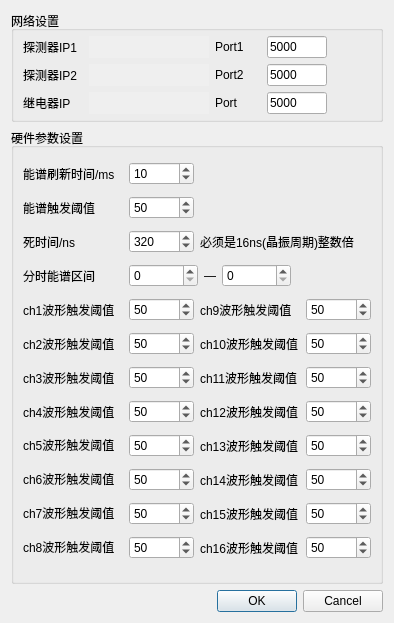
MrXiaomao/HardXrayCamera, file detectorsetting.ui: the form before one commit.
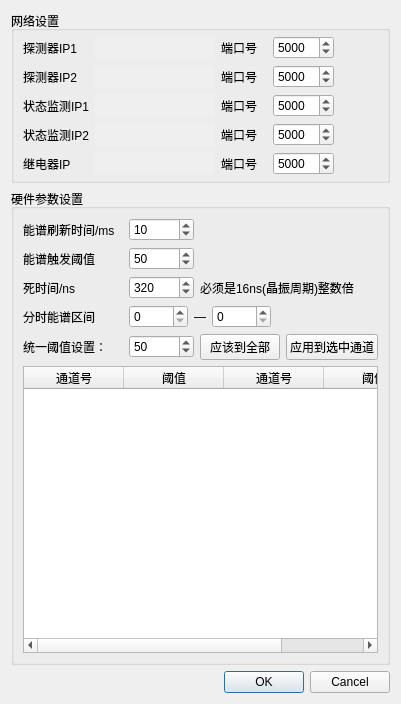
The form after the commit. Custom widgets are drawn as their Qt base class.

Commit message: （1）更换tcpclient； （2）对参数配置界面改为tablewidget实现阈值输入。

Patch:
```diff
--- a/detectorsetting.ui
+++ b/detectorsetting.ui
@@ -6,8 +6,8 @@
    <rect>
     <x>0</x>
     <y>0</y>
-    <width>386</width>
-    <height>623</height>
+    <width>391</width>
+    <height>704</height>
    </rect>
   </property>
   <property name="sizePolicy">
@@ -17,7 +17,7 @@
    </sizepolicy>
   </property>
   <property name="windowTitle">
-   <string>Dialog</string>
+   <string>参数设置</string>
   </property>
   <layout class="QVBoxLayout" name="verticalLayout">
    <item>
@@ -44,78 +44,101 @@
       <property name="bottomMargin">
        <number>5</number>
       </property>
-      <item row="1" column="4">
-       <widget class="QLineEdit" name="le_portDet1">
-        <property name="sizePolicy">
-         <sizepolicy hsizetype="Minimum" vsizetype="Fixed">
-          <horstretch>0</horstretch>
-          <verstretch>0</verstretch>
-         </sizepolicy>
-        </property>
+      <item row="4" column="1">
+       <widget class="IPAddress" name="widget_armIP2" native="true">
         <property name="minimumSize">
          <size>
-          <width>40</width>
+          <width>120</width>
           <height>0</height>
          </size>
         </property>
         <property name="maximumSize">
          <size>
-          <width>60</width>
+          <width>150</width>
           <height>16777215</height>
          </size>
         </property>
-        <property name="text">
-         <string>5000</string>
+        <property name="autoFillBackground">
+         <bool>true</bool>
         </property>
-        <property name="maxLength">
-         <number>5</number>
+       </widget>
+      </item>
+      <item row="2" column="4">
+       <widget class="QSpinBox" name="spinBox_portDet2">
+        <property name="maximum">
+         <number>65535</number>
         </property>
+        <property name="value">
+         <number>5000</number>
+        </property>
        </widget>
       </item>
-      <item row="2" column="2">
-       <widget class="QLabel" name="label_4">
-        <property name="sizePolicy">
-         <sizepolicy hsizetype="Fixed" vsizetype="Preferred">
-          <horstretch>0</horstretch>
-          <verstretch>0</verstretch>
-         </sizepolicy>
+      <item row="1" column="5">
+       <spacer name="horizontalSpacer">
+        <property name="orientation">
+         <enum>Qt::Horizontal</enum>
         </property>
-        <property name="minimumSize">
+        <property name="sizeHint" stdset="0">
          <size>
           <width>40</width>
-          <height>0</height>
+          <height>20</height>
          </size>
         </property>
+       </spacer>
+      </item>
+      <item row="5" column="5">
+       <spacer name="horizontalSpacer_3">
+        <property name="orientation">
+         <enum>Qt::Horizontal</enum>
+        </property>
+        <property name="sizeHint" stdset="0">
+         <size>
+          <width>40</width>
+          <height>20</height>
+         </size>
+        </property>
+       </spacer>
+      </item>
+      <item row="3" column="0">
+       <widget class="QLabel" name="label_29">
         <property name="text">
-         <string>Port2</string>
+         <string>状态监测IP1</string>
         </property>
        </widget>
       </item>
-      <item row="4" column="4">
-       <widget class="QLineEdit" name="le_portRelay">
-        <property name="sizePolicy">
-         <sizepolicy hsizetype="Minimum" vsizetype="Fixed">
-          <horstretch>0</horstretch>
-          <verstretch>0</verstretch>
-         </sizepolicy>
-        </property>
+      <item row="3" column="1">
+       <widget class="IPAddress" name="widget_armIP1" native="true">
         <property name="minimumSize">
          <size>
-          <width>40</width>
+          <width>120</width>
           <height>0</height>
          </size>
         </property>
         <property name="maximumSize">
          <size>
-          <width>60</width>
+          <width>150</width>
           <height>16777215</height>
          </size>
         </property>
+        <property name="autoFillBackground">
+         <bool>true</bool>
+        </property>
+       </widget>
+      </item>
+      <item row="3" column="2">
+       <widget class="QLabel" name="label_31">
         <property name="text">
-         <string>5000</string>
+         <string>端口号</string>
         </property>
-        <property name="maxLength">
-         <number>5</number>
+       </widget>
+      </item>
+      <item row="3" column="4">
+       <widget class="QSpinBox" name="spinBox_armPort1">
+        <property name="maximum">
+         <number>65535</number>
+        </property>
+        <property name="value">
+         <number>5000</number>
         </property>
        </widget>
       </item>
@@ -138,85 +161,17 @@
         </property>
        </widget>
       </item>
-      <item row="1" column="1">
-       <widget class="IPAddress" name="widget_detIP1" native="true">
-        <property name="sizePolicy">
-         <sizepolicy hsizetype="Expanding" vsizetype="Preferred">
-          <horstretch>0</horstretch>
-          <verstretch>0</verstretch>
-         </sizepolicy>
+      <item row="1" column="4">
+       <widget class="QSpinBox" name="spinBox_portDet1">
+        <property name="maximum">
+         <number>65535</number>
         </property>
-        <property name="minimumSize">
-         <size>
-          <width>120</width>
-          <height>0</height>
-         </size>
+        <property name="value">
+         <number>5000</number>
         </property>
-        <property name="maximumSize">
-         <size>
-          <width>150</width>
-          <height>16777215</height>
-         </size>
-        </property>
-        <property name="autoFillBackground">
-         <bool>true</bool>
-        </property>
-        <property name="styleSheet">
-         <string notr="true"/>
-        </property>
        </widget>
       </item>
-      <item row="2" column="4">
-       <widget class="QLineEdit" name="le_portDet2">
-        <property name="sizePolicy">
-         <sizepolicy hsizetype="Minimum" vsizetype="Fixed">
-          <horstretch>0</horstretch>
-          <verstretch>0</verstretch>
-         </sizepolicy>
-        </property>
-        <property name="minimumSize">
-         <size>
-          <width>40</width>
-          <height>0</height>
-         </size>
-        </property>
-        <property name="maximumSize">
-         <size>
-          <width>60</width>
-          <height>16777215</height>
-         </size>
-        </property>
-        <property name="text">
-         <string>5000</string>
-        </property>
-        <property name="maxLength">
-         <number>5</number>
-        </property>
-       </widget>
-      </item>
-      <item row="4" column="1">
-       <widget class="IPAddress" name="widget_relayIP" native="true">
-        <property name="minimumSize">
-         <size>
-          <width>120</width>
-          <height>0</height>
-         </size>
-        </property>
-        <property name="maximumSize">
-         <size>
-          <width>150</width>
-          <height>16777215</height>
-         </size>
-        </property>
-        <property name="autoFillBackground">
-         <bool>true</bool>
-        </property>
-        <property name="styleSheet">
-         <string notr="true"/>
-        </property>
-       </widget>
-      </item>
-      <item row="4" column="2">
+      <item row="5" column="2">
        <widget class="QLabel" name="label_6">
         <property name="sizePolicy">
          <sizepolicy hsizetype="Fixed" vsizetype="Preferred">
@@ -231,7 +186,7 @@
          </size>
         </property>
         <property name="text">
-         <string>Port</string>
+         <string>端口号</string>
         </property>
        </widget>
       </item>
@@ -257,6 +212,134 @@
         </property>
        </widget>
       </item>
+      <item row="2" column="5">
+       <spacer name="horizontalSpacer_2">
+        <property name="orientation">
+         <enum>Qt::Horizontal</enum>
+        </property>
+        <property name="sizeHint" stdset="0">
+         <size>
+          <width>40</width>
+          <height>20</height>
+         </size>
+        </property>
+       </spacer>
+      </item>
+      <item row="5" column="4">
+       <widget class="QSpinBox" name="spinBox_portRelay">
+        <property name="maximum">
+         <number>65535</number>
+        </property>
+        <property name="value">
+         <number>5000</number>
+        </property>
+       </widget>
+      </item>
+      <item row="5" column="0">
+       <widget class="QLabel" name="label_5">
+        <property name="sizePolicy">
+         <sizepolicy hsizetype="Fixed" vsizetype="Preferred">
+          <horstretch>0</horstretch>
+          <verstretch>0</verstretch>
+         </sizepolicy>
+        </property>
+        <property name="minimumSize">
+         <size>
+          <width>60</width>
+          <height>0</height>
+         </size>
+        </property>
+        <property name="text">
+         <string>继电器IP</string>
+        </property>
+       </widget>
+      </item>
+      <item row="5" column="1">
+       <widget class="IPAddress" name="widget_relayIP" native="true">
+        <property name="minimumSize">
+         <size>
+          <width>120</width>
+          <height>0</height>
+         </size>
+        </property>
+        <property name="maximumSize">
+         <size>
+          <width>150</width>
+          <height>16777215</height>
+         </size>
+        </property>
+        <property name="autoFillBackground">
+         <bool>true</bool>
+        </property>
+        <property name="styleSheet">
+         <string notr="true"/>
+        </property>
+       </widget>
+      </item>
+      <item row="4" column="4">
+       <widget class="QSpinBox" name="spinBox_armPort2">
+        <property name="maximum">
+         <number>65535</number>
+        </property>
+        <property name="value">
+         <number>5000</number>
+        </property>
+       </widget>
+      </item>
+      <item row="1" column="1">
+       <widget class="IPAddress" name="widget_detIP1" native="true">
+        <property name="sizePolicy">
+         <sizepolicy hsizetype="Expanding" vsizetype="Preferred">
+          <horstretch>0</horstretch>
+          <verstretch>0</verstretch>
+         </sizepolicy>
+        </property>
+        <property name="minimumSize">
+         <size>
+          <width>120</width>
+          <height>0</height>
+         </size>
+        </property>
+        <property name="maximumSize">
+         <size>
+          <width>150</width>
+          <height>16777215</height>
+         </size>
+        </property>
+        <property name="autoFillBackground">
+         <bool>true</bool>
+        </property>
+        <property name="styleSheet">
+         <string notr="true"/>
+        </property>
+       </widget>
+      </item>
+      <item row="2" column="2">
+       <widget class="QLabel" name="label_4">
+        <property name="sizePolicy">
+         <sizepolicy hsizetype="Fixed" vsizetype="Preferred">
+          <horstretch>0</horstretch>
+          <verstretch>0</verstretch>
+         </sizepolicy>
+        </property>
+        <property name="minimumSize">
+         <size>
+          <width>40</width>
+          <height>0</height>
+         </size>
+        </property>
+        <property name="text">
+         <string>端口号</string>
+        </property>
+       </widget>
+      </item>
+      <item row="4" column="0">
+       <widget class="QLabel" name="label_30">
+        <property name="text">
+         <string>状态监测IP2</string>
+        </property>
+       </widget>
+      </item>
       <item row="2" column="0">
        <widget class="QLabel" name="label_2">
         <property name="sizePolicy">
@@ -291,44 +374,19 @@
          </size>
         </property>
         <property name="text">
-         <string>Port1</string>
+         <string>端口号</string>
         </property>
        </widget>
       </item>
-      <item row="4" column="0">
-       <widget class="QLabel" name="label_5">
-        <property name="sizePolicy">
-         <sizepolicy hsizetype="Fixed" vsizetype="Preferred">
-          <horstretch>0</horstretch>
-          <verstretch>0</verstretch>
-         </sizepolicy>
-        </property>
-        <property name="minimumSize">
-         <size>
-          <width>60</width>
-          <height>0</height>
-         </size>
-        </property>
+      <item row="4" column="2">
+       <widget class="QLabel" name="label_32">
         <property name="text">
-         <string>继电器IP</string>
+         <string>端口号</string>
         </property>
        </widget>
       </item>
-      <item row="1" column="5">
-       <spacer name="horizontalSpacer">
-        <property name="orientation">
-         <enum>Qt::Horizontal</enum>
-        </property>
-        <property name="sizeHint" stdset="0">
-         <size>
-          <width>40</width>
-          <height>20</height>
-         </size>
-        </property>
-       </spacer>
-      </item>
-      <item row="2" column="5">
-       <spacer name="horizontalSpacer_2">
+      <item row="3" column="5">
+       <spacer name="horizontalSpacer_4">
         <property name="orientation">
          <enum>Qt::Horizontal</enum>
         </property>
@@ -341,7 +399,7 @@
        </spacer>
       </item>
       <item row="4" column="5">
-       <spacer name="horizontalSpacer_3">
+       <spacer name="horizontalSpacer_5">
         <property name="orientation">
          <enum>Qt::Horizontal</enum>
         </property>
@@ -362,85 +420,40 @@
       <string>硬件参数设置</string>
      </property>
      <layout class="QGridLayout" name="gridLayout_2">
-      <item row="2" column="0">
-       <widget class="QLabel" name="label_9">
+      <item row="1" column="0">
+       <widget class="QLabel" name="label_8">
         <property name="text">
-         <string>死时间/ns</string>
+         <string>能谱触发阈值</string>
         </property>
        </widget>
       </item>
-      <item row="0" column="1">
-       <widget class="QSpinBox" name="spb_specRefashTime">
-        <property name="minimum">
-         <number>1</number>
-        </property>
-        <property name="maximum">
-         <number>10000</number>
-        </property>
-        <property name="value">
-         <number>10</number>
-        </property>
-       </widget>
-      </item>
-      <item row="10" column="0">
-       <widget class="QLabel" name="label_14">
-        <property name="sizePolicy">
-         <sizepolicy hsizetype="Preferred" vsizetype="Fixed">
-          <horstretch>0</horstretch>
-          <verstretch>0</verstretch>
-         </sizepolicy>
-        </property>
+      <item row="8" column="1">
+       <widget class="QSpinBox" name="spb_waveThreshold1">
         <property name="minimumSize">
          <size>
-          <width>0</width>
-          <height>21</height>
+          <width>65</width>
+          <height>0</height>
          </size>
         </property>
-        <property name="text">
-         <string>ch3波形触发阈值</string>
-        </property>
-       </widget>
-      </item>
-      <item row="1" column="1">
-       <widget class="QSpinBox" name="spb_threshold">
         <property name="maximum">
-         <number>65536</number>
+         <number>65535</number>
         </property>
         <property name="value">
          <number>50</number>
         </property>
        </widget>
       </item>
-      <item row="0" column="0">
-       <widget class="QLabel" name="label_7">
+      <item row="3" column="0">
+       <widget class="QLabel" name="label_10">
         <property name="text">
-         <string>能谱刷新时间/ms</string>
+         <string>分时能谱区间</string>
         </property>
        </widget>
       </item>
       <item row="8" column="2">
-       <widget class="QLabel" name="label_20">
-        <property name="minimumSize">
-         <size>
-          <width>100</width>
-          <height>0</height>
-         </size>
-        </property>
+       <widget class="QPushButton" name="pushButton">
         <property name="text">
-         <string>ch9波形触发阈值</string>
-        </property>
-       </widget>
-      </item>
-      <item row="8" column="0">
-       <widget class="QLabel" name="label_12">
-        <property name="minimumSize">
-         <size>
-          <width>100</width>
-          <height>0</height>
-         </size>
-        </property>
-        <property name="text">
-         <string>ch1波形触发阈值</string>
+         <string>应该到全部</string>
         </property>
        </widget>
       </item>
@@ -484,356 +497,6 @@
         </layout>
        </widget>
       </item>
-      <item row="11" column="1">
-       <widget class="QSpinBox" name="spb_waveThreshold4">
-        <property name="maximum">
-         <number>65535</number>
-        </property>
-        <property name="value">
-         <number>50</number>
-        </property>
-       </widget>
-      </item>
-      <item row="11" column="0">
-       <widget class="QLabel" name="label_15">
-        <property name="sizePolicy">
-         <sizepolicy hsizetype="Preferred" vsizetype="Fixed">
-          <horstretch>0</horstretch>
-          <verstretch>0</verstretch>
-         </sizepolicy>
-        </property>
-        <property name="minimumSize">
-         <size>
-          <width>0</width>
-          <height>21</height>
-         </size>
-        </property>
-        <property name="text">
-         <string>ch4波形触发阈值</string>
-        </property>
-       </widget>
-      </item>
-      <item row="1" column="0">
-       <widget class="QLabel" name="label_8">
-        <property name="text">
-         <string>能谱触发阈值</string>
-        </property>
-       </widget>
-      </item>
-      <item row="10" column="1">
-       <widget class="QSpinBox" name="spb_waveThreshold3">
-        <property name="maximum">
-         <number>65535</number>
-        </property>
-        <property name="value">
-         <number>50</number>
-        </property>
-       </widget>
-      </item>
-      <item row="9" column="1">
-       <widget class="QSpinBox" name="spb_waveThreshold2">
-        <property name="maximum">
-         <number>65535</number>
-        </property>
-        <property name="value">
-         <number>50</number>
-        </property>
-       </widget>
-      </item>
-      <item row="3" column="0">
-       <widget class="QLabel" name="label_10">
-        <property name="text">
-         <string>分时能谱区间</string>
-        </property>
-       </widget>
-      </item>
-      <item row="9" column="0">
-       <widget class="QLabel" name="label_13">
-        <property name="sizePolicy">
-         <sizepolicy hsizetype="Preferred" vsizetype="Fixed">
-          <horstretch>0</horstretch>
-          <verstretch>0</verstretch>
-         </sizepolicy>
-        </property>
-        <property name="minimumSize">
-         <size>
-          <width>0</width>
-          <height>21</height>
-         </size>
-        </property>
-        <property name="text">
-         <string>ch2波形触发阈值</string>
-        </property>
-       </widget>
-      </item>
-      <item row="2" column="1">
-       <widget class="QSpinBox" name="spb_deadTime">
-        <property name="minimum">
-         <number>16</number>
-        </property>
-        <property name="maximum">
-         <number>10000</number>
-        </property>
-        <property name="value">
-         <number>320</number>
-        </property>
-       </widget>
-      </item>
-      <item row="8" column="1">
-       <widget class="QSpinBox" name="spb_waveThreshold1">
-        <property name="minimumSize">
-         <size>
-          <width>65</width>
-          <height>0</height>
-         </size>
-        </property>
-        <property name="maximum">
-         <number>65535</number>
-        </property>
-        <property name="value">
-         <number>50</number>
-        </property>
-       </widget>
-      </item>
-      <item row="8" column="3">
-       <widget class="QSpinBox" name="spb_waveThreshold9">
-        <property name="minimumSize">
-         <size>
-          <width>65</width>
-          <height>0</height>
-         </size>
-        </property>
-        <property name="maximum">
-         <number>65535</number>
-        </property>
-        <property name="value">
-         <number>50</number>
-        </property>
-       </widget>
-      </item>
-      <item row="9" column="3">
-       <widget class="QSpinBox" name="spb_waveThreshold10">
-        <property name="maximum">
-         <number>65535</number>
-        </property>
-        <property name="value">
-         <number>50</number>
-        </property>
-       </widget>
-      </item>
-      <item row="9" column="2">
-       <widget class="QLabel" name="label_21">
-        <property name="text">
-         <string>ch10波形触发阈值</string>
-        </property>
-       </widget>
-      </item>
-      <item row="10" column="3">
-       <widget class="QSpinBox" name="spb_waveThreshold11">
-        <property name="maximum">
-         <number>65535</number>
-        </property>
-        <property name="value">
-         <number>50</number>
-        </property>
-       </widget>
-      </item>
-      <item row="10" column="2">
-       <widget class="QLabel" name="label_22">
-        <property name="text">
-         <string>ch11波形触发阈值</string>
-        </property>
-       </widget>
-      </item>
-      <item row="11" column="2">
-       <widget class="QLabel" name="label_23">
-        <property name="text">
-         <string>ch12波形触发阈值</string>
-        </property>
-       </widget>
-      </item>
-      <item row="11" column="3">
-       <widget class="QSpinBox" name="spb_waveThreshold12">
-        <property name="maximum">
-         <number>65535</number>
-        </property>
-        <property name="value">
-         <number>50</number>
-        </property>
-       </widget>
-      </item>
-      <item row="12" column="3">
-       <widget class="QSpinBox" name="spb_waveThreshold13">
-        <property name="maximum">
-         <number>65535</number>
-        </property>
-        <property name="value">
-         <number>50</number>
-        </property>
-       </widget>
-      </item>
-      <item row="12" column="1">
-       <widget class="QSpinBox" name="spb_waveThreshold5">
-        <property name="maximum">
-         <number>65535</number>
-        </property>
-        <property name="value">
-         <number>50</number>
-        </property>
-       </widget>
-      </item>
-      <item row="12" column="0">
-       <widget class="QLabel" name="label_16">
-        <property name="sizePolicy">
-         <sizepolicy hsizetype="Preferred" vsizetype="Fixed">
-          <horstretch>0</horstretch>
-          <verstretch>0</verstretch>
-         </sizepolicy>
-        </property>
-        <property name="text">
-         <string>ch5波形触发阈值</string>
-        </property>
-       </widget>
-      </item>
-      <item row="13" column="0">
-       <widget class="QLabel" name="label_17">
-        <property name="sizePolicy">
-         <sizepolicy hsizetype="Preferred" vsizetype="Fixed">
-          <horstretch>0</horstretch>
-          <verstretch>0</verstretch>
-         </sizepolicy>
-        </property>
-        <property name="text">
-         <string>ch6波形触发阈值</string>
-        </property>
-       </widget>
-      </item>
-      <item row="13" column="1">
-       <widget class="QSpinBox" name="spb_waveThreshold6">
-        <property name="maximum">
-         <number>65535</number>
-        </property>
-        <property name="value">
-         <number>50</number>
-        </property>
-       </widget>
-      </item>
-      <item row="12" column="2">
-       <widget class="QLabel" name="label_24">
-        <property name="text">
-         <string>ch13波形触发阈值</string>
-        </property>
-       </widget>
-      </item>
-      <item row="15" column="1">
-       <widget class="QSpinBox" name="spb_waveThreshold7">
-        <property name="maximum">
-         <number>65535</number>
-        </property>
-        <property name="value">
-         <number>50</number>
-        </property>
-       </widget>
-      </item>
-      <item row="15" column="0">
-       <widget class="QLabel" name="label_18">
-        <property name="sizePolicy">
-         <sizepolicy hsizetype="Preferred" vsizetype="Fixed">
-          <horstretch>0</horstretch>
-          <verstretch>0</verstretch>
-         </sizepolicy>
-        </property>
-        <property name="text">
-         <string>ch7波形触发阈值</string>
-        </property>
-       </widget>
-      </item>
-      <item row="18" column="0">
-       <widget class="QLabel" name="label_19">
-        <property name="sizePolicy">
-         <sizepolicy hsizetype="Preferred" vsizetype="Fixed">
-          <horstretch>0</horstretch>
-          <verstretch>0</verstretch>
-         </sizepolicy>
-        </property>
-        <property name="text">
-         <string>ch8波形触发阈值</string>
-        </property>
-       </widget>
-      </item>
-      <item row="18" column="1">
-       <widget class="QSpinBox" name="spb_waveThreshold8">
-        <property name="minimumSize">
-         <size>
-          <width>40</width>
-          <height>0</height>
-         </size>
-        </property>
-        <property name="maximum">
-         <number>65535</number>
-        </property>
-        <property name="value">
-         <number>50</number>
-        </property>
-       </widget>
-      </item>
-      <item row="18" column="2">
-       <widget class="QLabel" name="label_26">
-        <property name="text">
-         <string>ch16波形触发阈值</string>
-        </property>
-       </widget>
-      </item>
-      <item row="15" column="2">
-       <widget class="QLabel" name="label_25">
-        <property name="text">
-         <string>ch15波形触发阈值</string>
-        </property>
-       </widget>
-      </item>
-      <item row="18" column="3">
-       <widget class="QSpinBox" name="spb_waveThreshold16">
-        <property name="minimumSize">
-         <size>
-          <width>40</width>
-          <height>0</height>
-         </size>
-        </property>
-        <property name="maximum">
-         <number>65535</number>
-        </property>
-        <property name="value">
-         <number>50</number>
-        </property>
-       </widget>
-      </item>
-      <item row="15" column="3">
-       <widget class="QSpinBox" name="spb_waveThreshold15">
-        <property name="maximum">
-         <number>65535</number>
-        </property>
-        <property name="value">
-         <number>50</number>
-        </property>
-       </widget>
-      </item>
-      <item row="13" column="2">
-       <widget class="QLabel" name="label_27">
-        <property name="text">
-         <string>ch14波形触发阈值</string>
-        </property>
-       </widget>
-      </item>
-      <item row="13" column="3">
-       <widget class="QSpinBox" name="spb_waveThreshold14">
-        <property name="maximum">
-         <number>65535</number>
-        </property>
-        <property name="value">
-         <number>50</number>
-        </property>
-       </widget>
-      </item>
       <item row="2" column="2" colspan="2">
        <widget class="QLabel" name="label_28">
         <property name="text">
@@ -841,6 +504,100 @@
         </property>
        </widget>
       </item>
+      <item row="0" column="0">
+       <widget class="QLabel" name="label_7">
+        <property name="text">
+         <string>能谱刷新时间/ms</string>
+        </property>
+       </widget>
+      </item>
+      <item row="8" column="3">
+       <widget class="QPushButton" name="pushButton_2">
+        <property name="text">
+         <string>应用到选中通道</string>
+        </property>
+       </widget>
+      </item>
+      <item row="8" column="0">
+       <widget class="QLabel" name="label_12">
+        <property name="minimumSize">
+         <size>
+          <width>100</width>
+          <height>0</height>
+         </size>
+        </property>
+        <property name="text">
+         <string>统一阈值设置：</string>
+        </property>
+       </widget>
+      </item>
+      <item row="2" column="0">
+       <widget class="QLabel" name="label_9">
+        <property name="text">
+         <string>死时间/ns</string>
+        </property>
+       </widget>
+      </item>
+      <item row="1" column="1">
+       <widget class="QSpinBox" name="spb_threshold">
+        <property name="maximum">
+         <number>65536</number>
+        </property>
+        <property name="value">
+         <number>50</number>
+        </property>
+       </widget>
+      </item>
+      <item row="0" column="1">
+       <widget class="QSpinBox" name="spb_specRefashTime">
+        <property name="minimum">
+         <number>1</number>
+        </property>
+        <property name="maximum">
+         <number>10000</number>
+        </property>
+        <property name="value">
+         <number>10</number>
+        </property>
+       </widget>
+      </item>
+      <item row="2" column="1">
+       <widget class="QSpinBox" name="spb_deadTime">
+        <property name="minimum">
+         <number>16</number>
+        </property>
+        <property name="maximum">
+         <number>10000</number>
+        </property>
+        <property name="value">
+         <number>320</number>
+        </property>
+       </widget>
+      </item>
+      <item row="9" column="0" colspan="4">
+       <widget class="QTableWidget" name="tableThreshold">
+        <column>
+         <property name="text">
+          <string>通道号</string>
+         </property>
+        </column>
+        <column>
+         <property name="text">
+          <string>阈值</string>
+         </property>
+        </column>
+        <column>
+         <property name="text">
+          <string>通道号</string>
+         </property>
+        </column>
+        <column>
+         <property name="text">
+          <string>阈值</string>
+         </property>
+        </column>
+       </widget>
+      </item>
      </layout>
     </widget>
    </item>
```
The commit also changes 10 other files.
